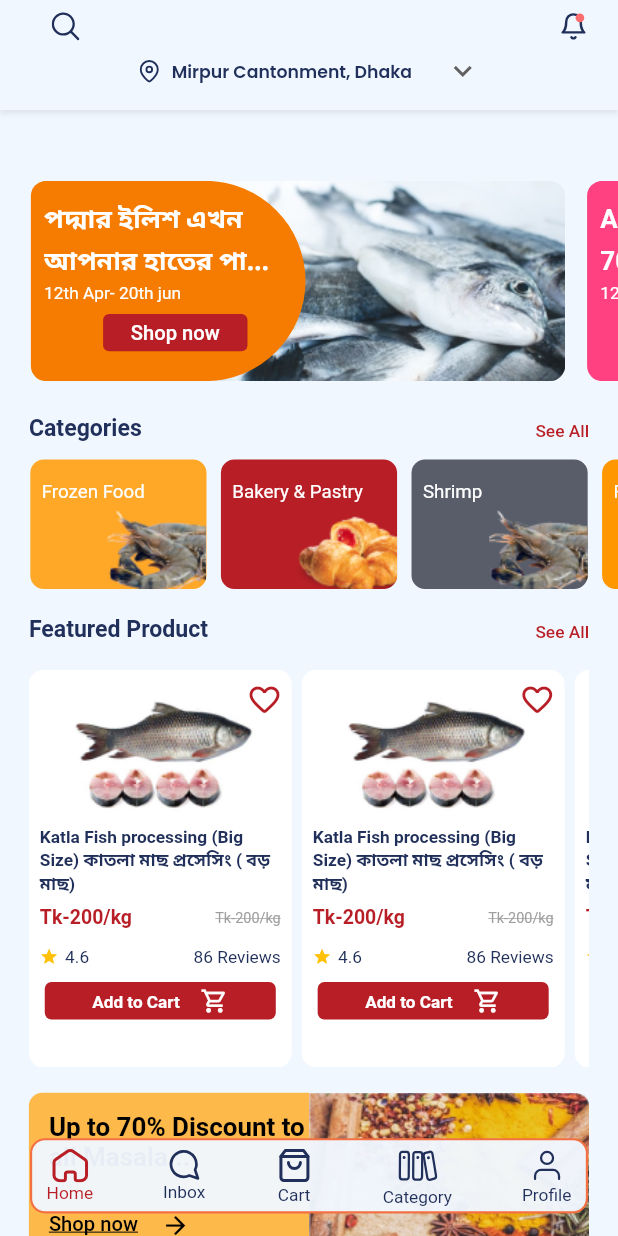
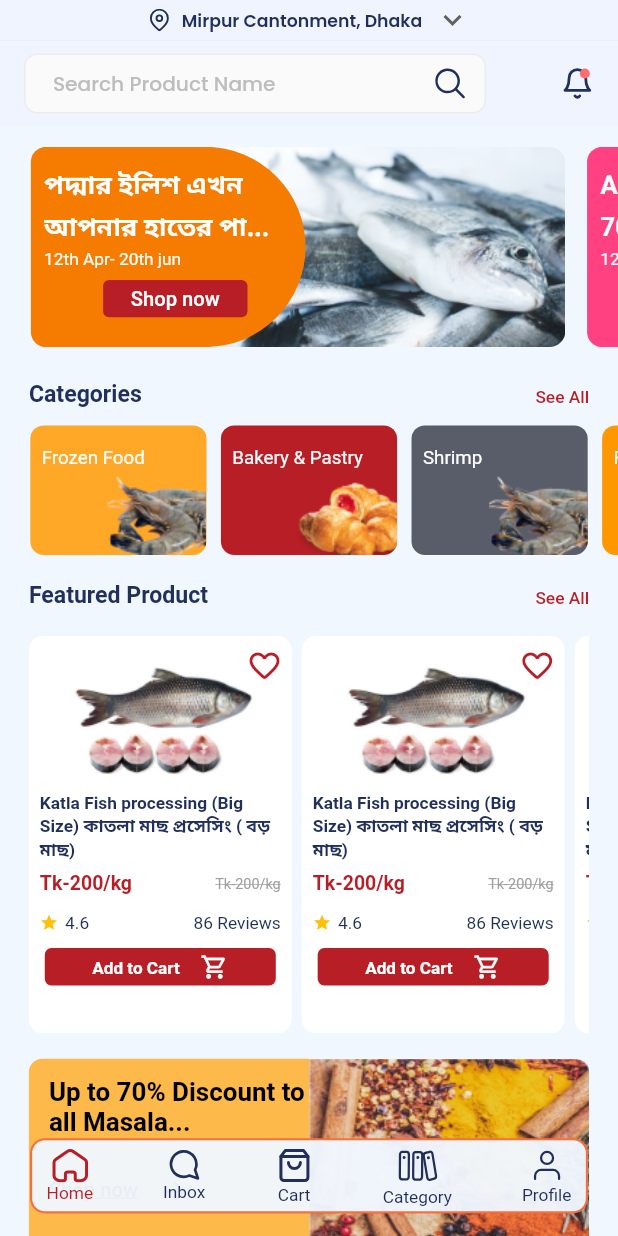
Before and after one commit to Sabuj-Kumar/ecomarce_project_masala_bazar, a Flutter app: the screen it shows after launch, on a phone screen of 412 x 824 dp. Run offline on Flutter 3.47's test engine with Material 2 defaults, Android fonts, the phone set to English and light mode, and no system bars; drawn by our look-alikes of carousel_slider; our stand-ins replace connectivity, fluro, flutter_otp_text_field, flutter_screenutil, flutter_svg, get and 4 more; missing offline and left inert: number_paginator; accounts and stored records are empty; generated files the repository leaves out were written again; project files that could hold a hidden picture were left out.

Commit message:
Sliver App Bar

```diff
--- a/lib/pages/homePage/view/home_page.dart
+++ b/lib/pages/homePage/view/home_page.dart
@@ -1,16 +1,18 @@
 import 'package:efgecom/components/scaffold/custom_scaffold.dart';
+import 'package:efgecom/config/theme_config.dart';
+import 'package:efgecom/pages/homePage/widget/location.dart';
 import 'package:flutter/cupertino.dart';
 import 'package:flutter/material.dart';
 import 'package:flutter_screenutil/flutter_screenutil.dart';
+import 'package:flutter_svg/flutter_svg.dart';
 
 import '../widget/discount_banner.dart';
 import '../widget/flash_deals.dart';
+import '../widget/search_container.dart';
 import '../widget/special_offer.dart';
 import '../widget/category_list.dart';
-import '../widget/custom_appBar.dart';
 import '../widget/featured_product.dart';
 import '../widget/top_banner.dart';
-
 
 class HomePage extends StatefulWidget {
   const HomePage({Key? key}) : super(key: key);
@@ -22,16 +24,63 @@ class HomePage extends StatefulWidget {
 class _HomePageState extends State<HomePage> {
   @override
   Widget build(BuildContext context) {
-    return CustomScaffold(
+    return Scaffold(
+      body: GestureDetector(
+        onTap: () {
+          FocusScope.of(context).requestFocus(FocusNode());
+        },
+        child: NestedScrollView(
+          headerSliverBuilder: (BuildContext context, bool innerBoxIsScrolled) {
+            return <Widget>[
+              SliverAppBar(
+                toolbarHeight: 30.h,
+                backgroundColor: Colors.red,
+                elevation: 0,
+                flexibleSpace: FlexibleSpaceBar(
+                  background: Location(),
+
+                ),
+              ),
+              SliverAppBar(
+                toolbarHeight: 65.h,
+                elevation: 3,
+                shadowColor: deepBgColor.withOpacity(0.5),
+                //expandedHeight: 60.h,
+                pinned: true,
+                backgroundColor: deepBgColor,
+                title: Row(
+                  mainAxisAlignment: MainAxisAlignment.spaceBetween,
+                  children: [
+                    SearchContainer(),
+                    InkWell(
+                      onTap: () {
+                      },
+                      borderRadius: BorderRadius.circular(20),
+                      radius: 100,
+                      child: SvgPicture.asset(
+                        'assets/icons/notification_bell.svg',
+                        width: 23.w,
+                      ),
+                    ),
+                  ],
+                ),
+              )
+            ];
+          },
+          body: CustomScaffold(
             child: Column(
               children: [
-          const CustomAppBar(),
-          // const SearchContainer(),
-          SizedBox(height: 53.h,),
+                SizedBox(
+                  height: 15.h,
+                ),
                 const TopBanner(),
-          SizedBox(height: 25.25.h,),
+                SizedBox(
+                  height: 25.25.h,
+                ),
                 const CategoryList(),
-          SizedBox(height: 20.h,),
+                SizedBox(
+                  height: 20.h,
+                ),
                 const FeaturedProduct(),
                 SizedBox(
                   height: 18.h,
@@ -41,11 +90,16 @@ class _HomePageState extends State<HomePage> {
                   height: 25.h,
                 ),
                 FlashDeals(),
-          SizedBox(height: 25.h,),
+                SizedBox(
+                  height: 25.h,
+                ),
                 const SpecialOffers()
                 // TopBanner()
               ],
             ),
+          ),
+        ),
+      ),
     );
   }
 }
--- /dev/null
+++ b/lib/pages/homePage/widget/location.dart
@@ -0,0 +1,81 @@
+import 'package:flutter/cupertino.dart';
+import 'package:flutter/material.dart';
+import 'package:flutter_screenutil/flutter_screenutil.dart';
+import 'package:flutter_svg/flutter_svg.dart';
+
+import '../../../config/custom_text_style.dart';
+import '../../../config/theme_config.dart';
+
+class Location extends StatefulWidget {
+  const Location({Key? key}) : super(key: key);
+
+  @override
+  _LocationState createState() => _LocationState();
+}
+
+class _LocationState extends State<Location> {
+  // Initial Selected Value
+  String dropdownvalue = 'Mirpur Cantonment, Dhaka';
+
+  // List of items in our dropdown menu
+  var items = [
+    'Bashundhara, Dhaka',
+    'Mirpur Cantonment, Dhaka',
+    'Uttara, Dhaka',
+  ];
+  @override
+  Widget build(BuildContext context) {
+    return Material(
+      color: deepBgColor,
+      elevation: 2,
+      shadowColor: bgColor.withOpacity(0.5),
+      child: SizedBox(
+          width: double.infinity,
+          child: Stack(
+            children: [
+              Row(
+                mainAxisAlignment: MainAxisAlignment.center,
+                children: [
+                  SvgPicture.asset(
+                    'assets/icons/map_pin.svg',
+                    width: 16.5.w,
+                  ),
+                  SizedBox(
+                    width: 7.25.w,
+                  ),
+                  SizedBox(
+                    width: 200.w,
+                    //width: _width * 0.5,
+                    child: Center(
+                      child: DropdownButton(
+                        value: dropdownvalue,
+                        isDense: true,
+                        underline: const SizedBox(),
+                        itemHeight: null,
+                        isExpanded: true,
+                        icon: const Icon(Icons.keyboard_arrow_down_outlined),
+                        items: items.map((String items) {
+                          return DropdownMenuItem(
+                            value: items,
+                            child: Text(items,
+                              style: CustomTextStyle.bodyText2(context),
+                              //style: text.headline1?.copyWith(fontSize: 12.sp),
+                            ),
+                          );
+                        }).toList(),
+                        onChanged: (String? newValue) {
+                          setState(() {
+                            dropdownvalue = newValue!;
+                          });
+                        },
+                      ),
+                    ),
+                  ),
+                ],
+              ),
+            ],
+          )
+      ),
+    );
+  }
+}
--- a/lib/pages/homePage/widget/search_container.dart
+++ b/lib/pages/homePage/widget/search_container.dart
@@ -16,14 +16,12 @@ class _SearchContainerState extends State<SearchContainer> {
 
   @override
   Widget build(BuildContext context) {
-    return Padding(
-      padding: EdgeInsets.symmetric(horizontal: 21.w),
-      child: Row(
+    return Row(
       mainAxisAlignment: MainAxisAlignment.spaceBetween,
       children: [
         SizedBox(
-            height: 37.h,
-            width: 348.w,
+          height: 45.h,
+          width: 320.w,
           child: TextFormField(
             controller: _searchController,
             autocorrect: false,
@@ -34,14 +32,15 @@ class _SearchContainerState extends State<SearchContainer> {
             },
             decoration: InputDecoration(
               fillColor: searchBarBgColor,
-                contentPadding: EdgeInsets.only(left: 20.w),
+              contentPadding: EdgeInsets.symmetric(horizontal: 20.w),
               filled: true,
+              border: InputBorder.none,
               hintText: 'Search Product Name',
               hintStyle: CustomTextStyle.subHeader2(context).copyWith(color: Colors.grey.shade400),
               suffixIcon: InkWell(
                 onTap: () {},
                 child: Padding(
-                    padding: EdgeInsets.all(6.w),
+                  padding: EdgeInsets.all(10.w),
                   child: SvgPicture.asset(
                     'assets/icons/search_icon.svg',
                   ),
@@ -57,19 +56,7 @@ class _SearchContainerState extends State<SearchContainer> {
             ),
           ),
         ),
-          SizedBox(
-            width: 5.w,
-          ),
-          InkWell(
-            onTap: () {},
-            child: SvgPicture.asset(
-              'assets/icons/sliders.svg',
-              height: 30.h,
-              width: 30.h,
-            ),
-          ),
       ],
-      ),
     );
   }
 }
--- a/lib/pages/mainPage/mainPage.dart
+++ b/lib/pages/mainPage/mainPage.dart
@@ -51,6 +51,7 @@ class _MainPageState extends State<MainPage> with WidgetsBindingObserver {
   @override
   Widget build(BuildContext context) {
     return Scaffold(
+      resizeToAvoidBottomInset: false,
       body: SafeArea(
         child: Stack(
           children: [
```
Lines whose indentation alone changed are shown as unchanged.
